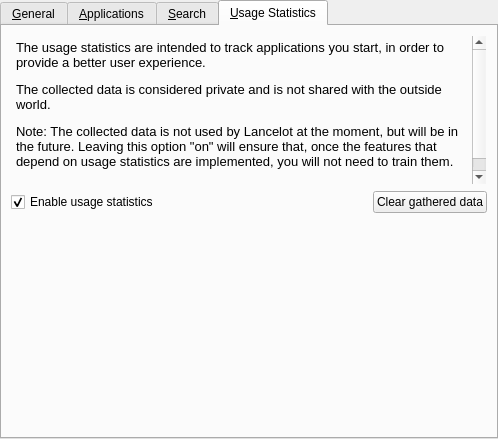
Qt form applets/lancelot/application/ui/LancelotConfigBase.ui (KDE/kdeplasma-addons) before a commit.
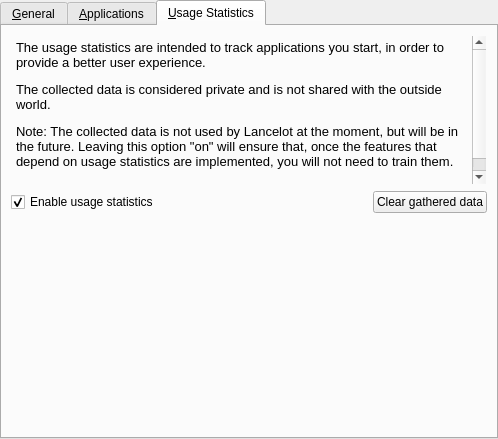
The same form after that commit. The open tabs and pages were chosen to show the change. Custom widgets are drawn as their Qt base class.

Diff of the .ui file:
```diff
--- a/applets/lancelot/application/ui/LancelotConfigBase.ui
+++ b/applets/lancelot/application/ui/LancelotConfigBase.ui
@@ -261,11 +261,6 @@
        </item>
       </layout>
      </widget>
-     <widget class="QWidget" name="tabSearch">
-      <attribute name="title">
-       <string>&amp;Search</string>
-      </attribute>
-     </widget>
      <widget class="QWidget" name="tabUsageStatistics">
       <attribute name="title">
        <string>&amp;Usage Statistics</string>
```
